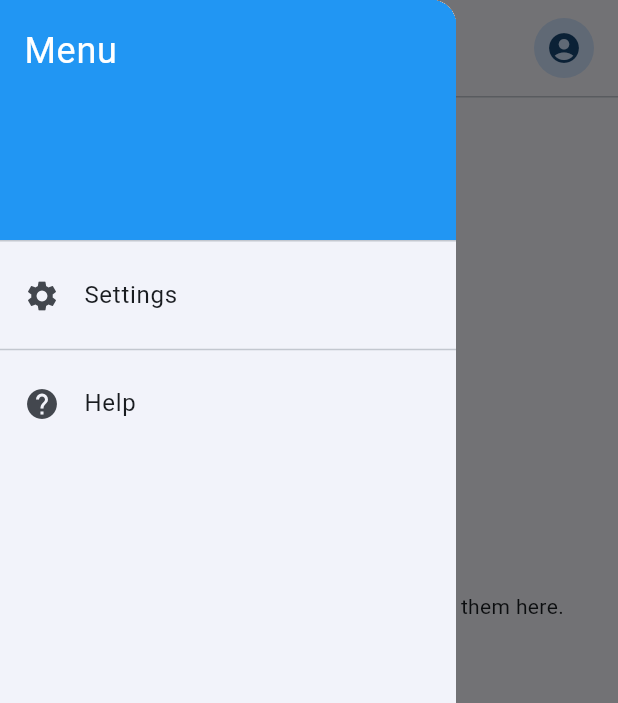
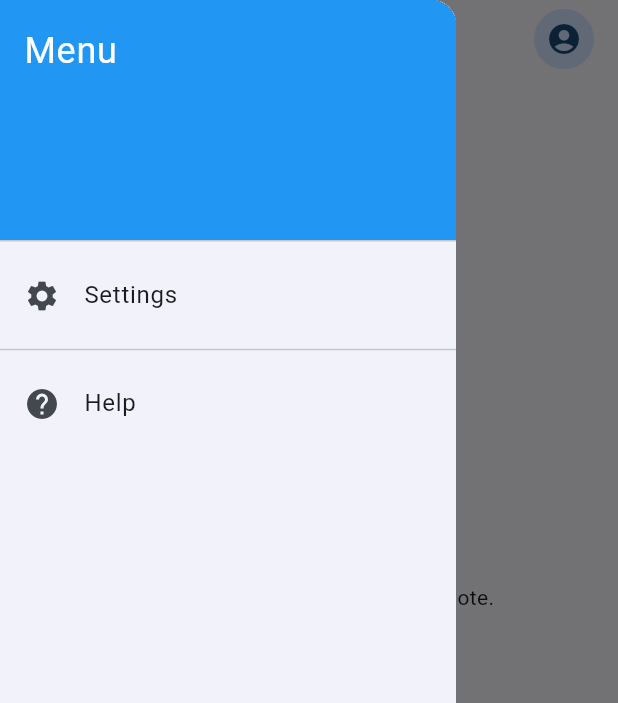
Before and after one commit to Abhishek-Maurya2/trigram, a Flutter app: the HomePage screen opened directly, item 2 of the bottom bar chosen, in the side drawer, after a tap on the "menu" icon, on a phone screen of 412 x 824 dp. Shown: the top 703 px of the screen. Run offline on Flutter 3.47's test engine with Material 3 defaults, Android fonts, the phone set to English and light mode, and no system bars; our stand-ins replace cloud_firestore, firebase_auth, firebase_core, image_picker; accounts and stored records are empty.

Commit message:
feat: Add CreateNotePage for note creation and editing; update NotesPage and TasksPage for improved navigation and UI enhancements

```diff
--- a/lib/main.dart
+++ b/lib/main.dart
@@ -10,6 +10,7 @@ import 'tasks_page.dart';
 import 'notes_page.dart';
 import 'reminders_page.dart';
 import 'create_task_page.dart';
+import 'create_note_page.dart'; // Import the new CreateNotePage
 import 'task_provider.dart';
 import 'splash_screen.dart'; // Import SplashScreen
 
@@ -156,7 +157,7 @@ class _HomePageState extends State<HomePage> {
           children: [
             Padding(
               padding:
-                  const EdgeInsets.symmetric(horizontal: 16.0, vertical: 8.0),
+                  const EdgeInsets.symmetric(horizontal: 16.0, vertical: 2.0),
               child: Row(
                 mainAxisAlignment: MainAxisAlignment.spaceBetween,
                 children: [
@@ -177,44 +178,9 @@ class _HomePageState extends State<HomePage> {
                         : _selectedIndex == 1
                             ? 'Notes'
                             : 'Reminders',
-                    style: Theme.of(context).textTheme.titleLarge?.copyWith(
-                          fontWeight: FontWeight.bold,
+                    style: Theme.of(context).textTheme.titleLarge?.copyWith(),
                   ),
-                  ),
-                  // Right: Row with filter (conditional) and profile image
-                  Row(
-                    mainAxisSize: MainAxisSize.min,
-                    children: [
-                      // Filter button (only shown on Tasks tab)
-                      if (_selectedIndex == 0)
-                        Consumer<TaskProvider>(
-                          builder: (context, taskProvider, child) {
-                            return IconButton(
-                              icon: Icon(
-                                taskProvider.sortByNewest
-                                    ? Icons.filter_list
-                                    : Icons.filter_list_off,
-                              ),
-                              onPressed: () {
-                                taskProvider.toggleSortOrder();
-                                ScaffoldMessenger.of(context).showSnackBar(
-                                  SnackBar(
-                                    content: Text(
-                                      taskProvider.sortByNewest
-                                          ? 'Sorting by newest first'
-                                          : 'Sorting by oldest first',
-                                    ),
-                                    duration: const Duration(seconds: 1),
-                                  ),
-                                );
-                              },
-                              tooltip: taskProvider.sortByNewest
-                                  ? 'Newest first'
-                                  : 'Oldest first',
-                            );
-                          },
-                        ),
-                      // Profile image
+                  // Right: Profile image only
                   GestureDetector(
                     onTap: () {
                       Navigator.push(
@@ -225,9 +191,8 @@ class _HomePageState extends State<HomePage> {
                     },
                     child: _profileImageBytes != null
                         ? CircleAvatar(
-                                backgroundImage:
-                                    MemoryImage(_profileImageBytes!),
-                                radius: 20,
+                            backgroundImage: MemoryImage(_profileImageBytes!),
+                            radius: 18,
                           )
                         : const CircleAvatar(
                             radius: 20,
@@ -236,10 +201,7 @@ class _HomePageState extends State<HomePage> {
                   ),
                 ],
               ),
-                ],
             ),
-            ),
-            const Divider(height: 1),
             Expanded(
               child: _widgetOptions.elementAt(_selectedIndex),
             ),
@@ -297,8 +259,9 @@ class _HomePageState extends State<HomePage> {
       case 1:
         return FloatingActionButton.extended(
           onPressed: () {
-            ScaffoldMessenger.of(context).showSnackBar(
-              const SnackBar(content: Text('Add New Note Tapped')),
+            Navigator.push(
+              context,
+              MaterialPageRoute(builder: (context) => const CreateNotePage()),
             );
           },
           label: const Text('New Note'),
--- a/lib/notes_page.dart
+++ b/lib/notes_page.dart
@@ -1,6 +1,7 @@
 import 'package:flutter/material.dart';
 import 'package:provider/provider.dart';
 import 'task_provider.dart';
+import 'create_note_page.dart';
 
 class NotesPage extends StatelessWidget {
   const NotesPage({super.key});
@@ -13,7 +14,7 @@ class NotesPage extends StatelessWidget {
 
         if (notes.isEmpty) {
           return const Center(
-            child: Text('No notes yet. Add tasks with notes to see them here.'),
+            child: Text('No notes yet. Tap + to add a new note.'),
           );
         }
 
@@ -29,14 +30,38 @@ class NotesPage extends StatelessWidget {
           ),
           itemCount: notes.length,
           itemBuilder: (context, index) {
-            return Card(
+            final note = notes[index];
+
+            return InkWell(
+              onTap: () {
+                // Find the task that contains this note
+                final task = taskProvider.tasks.firstWhere(
+                  (task) =>
+                      task.title == note['title'] &&
+                      task.note == note['content'],
+                  orElse: () => throw Exception('Note not found'),
+                );
+
+                // Open the CreateNotePage with the note's data
+                Navigator.push(
+                  context,
+                  MaterialPageRoute(
+                    builder: (context) => CreateNotePage(
+                      initialTitle: note['title'],
+                      initialContent: note['content'],
+                      taskId: task.id,
+                    ),
+                  ),
+                );
+              },
+              child: Card(
                 child: Padding(
                   padding: const EdgeInsets.all(8.0),
                   child: Column(
                     crossAxisAlignment: CrossAxisAlignment.start,
                     children: [
                       Text(
-                      notes[index]['title']!,
+                        note['title']!,
                         style: Theme.of(context).textTheme.titleMedium,
                         maxLines: 1,
                         overflow: TextOverflow.ellipsis,
@@ -44,12 +69,13 @@ class NotesPage extends StatelessWidget {
                       const Divider(),
                       Expanded(
                         child: Text(
-                        notes[index]['content']!,
+                          note['content']!,
                           maxLines: 6,
                           overflow: TextOverflow.ellipsis,
                         ),
                       ),
                     ],
+                  ),
                 ),
               ),
             );
--- a/lib/tasks_page.dart
+++ b/lib/tasks_page.dart
@@ -13,18 +13,58 @@ class TasksPage extends StatelessWidget {
       builder: (context, taskProvider, child) {
         final tasks = taskProvider.tasks;
 
-        if (tasks.isEmpty) {
-          return const Center(
-            child: Text('No tasks yet. Tap + to add a new task.'),
-          );
-        }
+        return Column(
+          children: [
+            // Filter button in top-right
+            Padding(
+              padding:
+                  const EdgeInsets.only(right: 16.0),
+              child: Align(
+                alignment: Alignment.centerRight,
+                child: IconButton(
+                  icon: AnimatedRotation(
+                    turns: taskProvider.sortByNewest
+                        ? 0.25
+                        : 0.7, // 0.5 turns = 180 degrees
+                    duration: const Duration(milliseconds: 300),
+                    child: const Icon(Icons.sync_alt),
+                  ),
+                  onPressed: () {
+                    taskProvider.toggleSortOrder();
+                    ScaffoldMessenger.of(context).showSnackBar(
+                      SnackBar(
+                        content: Text(
+                          taskProvider.sortByNewest
+                              ? 'Sorting by newest first'
+                              : 'Sorting by oldest first',
+                        ),
+                        duration: const Duration(seconds: 1),
+                      ),
+                    );
+                  },
+                  tooltip: taskProvider.sortByNewest
+                      ? 'Newest first'
+                      : 'Oldest first',
+                ),
+              ),
+            ),
 
-        return ListView.builder(
-          itemCount: tasks.length,
-          itemBuilder: (context, index) {
-            final task = tasks[index];
-            return _buildTaskItem(context, task, index, taskProvider);
-          },
+            // Task list
+            Expanded(
+              child: tasks.isEmpty
+                  ? const Center(
+                      child: Text('No tasks yet. Tap + to add a new task.'),
+                    )
+                  : ListView.builder(
+                      itemCount: tasks.length,
+                      itemBuilder: (context, index) {
+                        final task = tasks[index];
+                        return _buildTaskItem(
+                            context, task, index, taskProvider);
+                      },
+                    ),
+            ),
+          ],
         );
       },
     );
@@ -42,7 +82,7 @@ class TasksPage extends StatelessWidget {
         );
       },
       child: Card(
-        margin: const EdgeInsets.symmetric(horizontal: 16.0, vertical: 8.0),
+        margin: const EdgeInsets.symmetric(horizontal: 16.0, vertical: 6.0),
         child: Padding(
           padding: const EdgeInsets.all(16.0),
           child: Column(
@@ -119,12 +159,6 @@ class TasksPage extends StatelessWidget {
                   child: Column(
                     crossAxisAlignment: CrossAxisAlignment.start,
                     children: [
-                      // const Text(
-                      //   'Subtasks:',
-                      //   style: TextStyle(
-                      //     fontWeight: FontWeight.bold,
-                      //   ),
-                      // ),
                       const SizedBox(height: 8),
                       ...task.subTasks.asMap().entries.map((entry) {
                         final subtaskIndex = entry.key;
```
Also changed, not shown: lib/create_note_page.dart (added, +148 -0 lines). Lines whose indentation alone changed are shown as unchanged.
